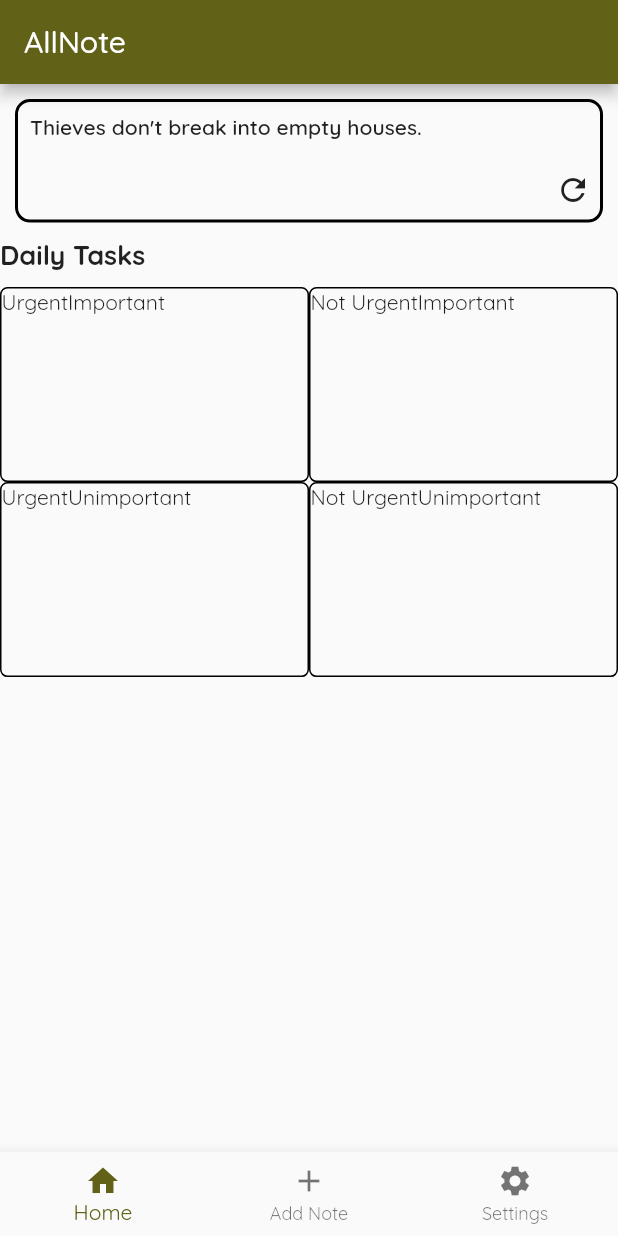
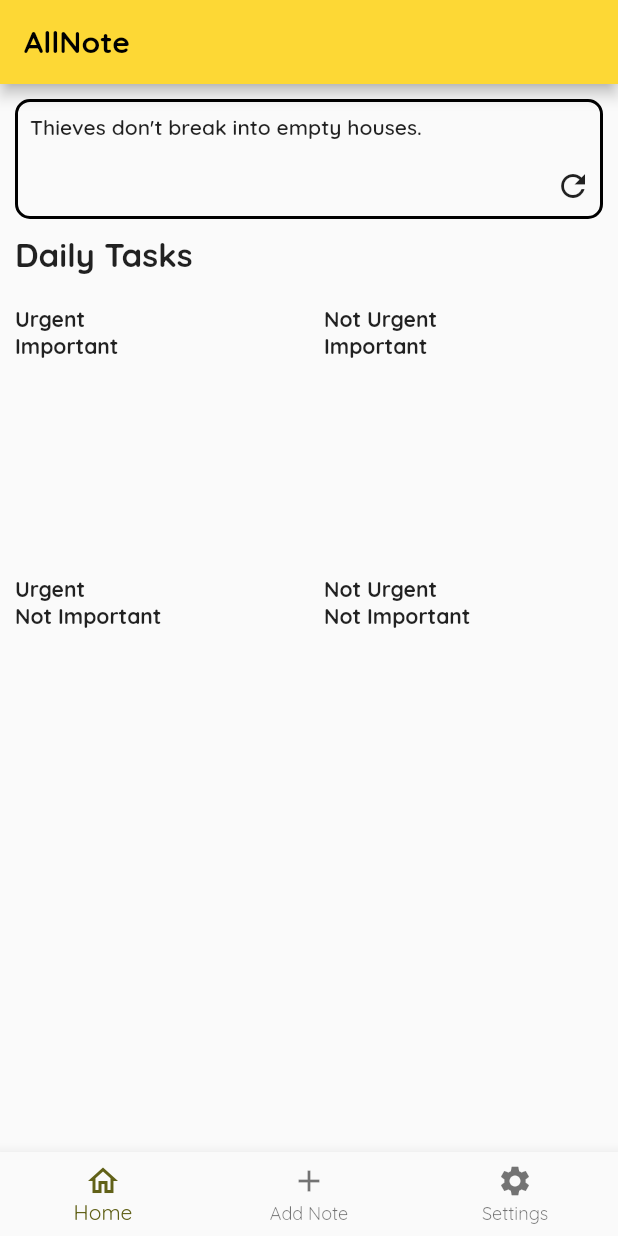
Before and after one commit to MacWeTT/AllNote, a Flutter app: the screen it shows after launch, on a phone screen of 412 x 824 dp. Run offline on Flutter 3.47's test engine with Material 2 defaults, Android fonts, the phone set to English and light mode, and no system bars; our stand-ins replace go_router.

Commit message:
added urgency widget

```diff
--- a/lib/components/bottom_nav.dart
+++ /dev/null
@@ -1,24 +0,0 @@
-import 'package:flutter/material.dart';
-
-class BottomNav extends BottomNavigationBar {
-  BottomNav({Key? key, required this.value, required Function(int) onTap})
-      : super(
-          key: key,
-          items: const [
-            BottomNavigationBarItem(
-              icon: Icon(Icons.home),
-              label: "Home",
-            ),
-            BottomNavigationBarItem(
-              icon: Icon(Icons.add),
-              label: "Add Note",
-            ),
-            BottomNavigationBarItem(
-                icon: Icon(Icons.settings), label: "Settings")
-          ],
-          onTap: onTap,
-          currentIndex: value,
-        );
-
-  final int value;
-}
--- /dev/null
+++ b/lib/components/urgency_box.dart
@@ -0,0 +1,40 @@
+import 'package:flutter/material.dart';
+
+class UrgencyBox extends StatefulWidget {
+  final List<String> urgencyList;
+  const UrgencyBox({Key? key, required this.urgencyList}) : super(key: key);
+
+  @override
+  UrgencyBoxState createState() => UrgencyBoxState();
+}
+
+class UrgencyBoxState extends State<UrgencyBox> {
+  @override
+  Widget build(BuildContext context) {
+    return SizedBox(
+      height: 180,
+      width: MediaQuery.of(context).size.width * 0.5,
+      child: Container(
+        padding: const EdgeInsets.all(10),
+        child: Column(
+          crossAxisAlignment: CrossAxisAlignment.start,
+          children: [
+            Column(
+              crossAxisAlignment: CrossAxisAlignment.start,
+              children: [
+                Text(widget.urgencyList[0],
+                    style: const TextStyle(
+                      fontWeight: FontWeight.bold,
+                    )),
+                Text(widget.urgencyList[1],
+                    style: const TextStyle(
+                      fontWeight: FontWeight.bold,
+                    )),
+              ],
+            ),
+          ],
+        ),
+      ),
+    );
+  }
+}
--- a/lib/router.dart
+++ b/lib/router.dart
@@ -8,7 +8,7 @@ import 'pages/settings.dart';
 
 final navItems = [
   const BottomNavigationBarItem(
-    icon: Icon(Icons.home),
+    icon: Icon(Icons.home_outlined),
     label: "Home",
   ),
   const BottomNavigationBarItem(
@@ -37,7 +37,16 @@ final GoRouter router = GoRouter(
         ],
         builder: (context, state, child) {
           return Scaffold(
-            appBar: AppBar(title: const Text('AllNote')),
+            appBar: AppBar(
+              title: const Text(
+                'AllNote',
+                style: TextStyle(
+                  color: Colors.black,
+                  fontWeight: FontWeight.bold,
+                ),
+              ),
+              backgroundColor: Colors.yellow[600],
+            ),
             body: child,
             bottomNavigationBar: BottomNavigationBar(
                 items: navItems,
--- a/lib/widgets/daily.dart
+++ b/lib/widgets/daily.dart
@@ -1,4 +1,5 @@
 import 'package:flutter/material.dart';
+import 'package:allnote/components/urgency_box.dart';
 
 class Daily extends StatefulWidget {
   const Daily({Key? key}) : super(key: key);
@@ -8,101 +9,40 @@ class Daily extends StatefulWidget {
 }
 
 class DailyState extends State<Daily> {
-
   @override
   Widget build(BuildContext context) {
     return Column(
       mainAxisAlignment: MainAxisAlignment.start,
       crossAxisAlignment: CrossAxisAlignment.start,
       children: [
-        const Text(
-          "Daily Tasks",
-          style: TextStyle(
-            fontSize: 18,
-            fontWeight: FontWeight.bold,
-            fontFamily: 'Quicksand',
+        Container(
+          padding: const EdgeInsets.only(left: 10),
+          child: const Text(
+            "Daily Tasks",
+            style: TextStyle(
+              fontSize: 22,
+              fontWeight: FontWeight.bold,
+            ),
           ),
         ),
         const SizedBox(height: 10),
-        Row(
-          mainAxisAlignment: MainAxisAlignment.center,
+        const Row(
           children: [
-            Container(
-              height: 130,
-              width: MediaQuery.of(context).size.width * 0.5,
-              decoration: BoxDecoration(
-                borderRadius: BorderRadius.circular(5),
-                border: Border.all(color: Colors.black, width: 1),
-              ),
-              child: const Column(
-                children: <Widget>[
-                  Row(
-                    children: [
-                      Text("Urgent"),
-                      Text("Important")
-                    ],
-                  ),
-                ],
-              ),
+            UrgencyBox(
+              urgencyList: ['Urgent', 'Important'],
             ),
-            Container(
-              height: 130,
-              width: MediaQuery.of(context).size.width * 0.5,
-              decoration: BoxDecoration(
-                borderRadius: BorderRadius.circular(5),
-                border: Border.all(color: Colors.black, width: 1),
-              ),
-              child: const Column(
-                children: <Widget>[
-                  Row(
-                    children: [
-                      Text("Not Urgent"),
-                      Text("Important")
-                    ],
-                  ),
-                ],
-              ),
+            UrgencyBox(
+              urgencyList: ['Not Urgent', 'Important'],
             ),
           ],
         ),
-        Row(
-          mainAxisAlignment: MainAxisAlignment.center,
+        const Row(
           children: [
-            Container(
-              height: 130,
-              width: MediaQuery.of(context).size.width * 0.5,
-              decoration: BoxDecoration(
-                borderRadius: BorderRadius.circular(5),
-                border: Border.all(color: Colors.black, width: 1),
-              ),
-              child: const Column(
-                children: <Widget>[
-                  Row(
-                    children: [
-                      Text("Urgent"),
-                      Text("Unimportant")
-                    ],
-                  ),
-                ],
-              ),
+            UrgencyBox(
+              urgencyList: ['Urgent', 'Not Important'],
             ),
-            Container(
-              height: 130,
-              width: MediaQuery.of(context).size.width * 0.5,
-              decoration: BoxDecoration(
-                borderRadius: BorderRadius.circular(5),
-                border: Border.all(color: Colors.black, width: 1),
-              ),
-              child: const Column(
-                children: <Widget>[
-                  Row(
-                    children: [
-                      Text("Not Urgent"),
-                      Text("Unimportant")
-                    ],
-                  ),
-                ],
-              ),
+            UrgencyBox(
+              urgencyList: ['Not Urgent', 'Not Important'],
             ),
           ],
         )
--- a/lib/widgets/quote.dart
+++ b/lib/widgets/quote.dart
@@ -71,9 +71,9 @@ class QuoteState extends State<Quote> {
             } else {
               return Container(
                 margin: const EdgeInsets.all(10),
-                constraints: BoxConstraints.expand(
+                constraints: const BoxConstraints.expand(
                   width: double.infinity,
-                  height: MediaQuery.of(context).size.height * 0.1,
+                  height: 80,
                 ),
                 decoration: BoxDecoration(
                   borderRadius: BorderRadius.circular(10),
```
Also changed, not shown: data/tasks.json (deleted).
